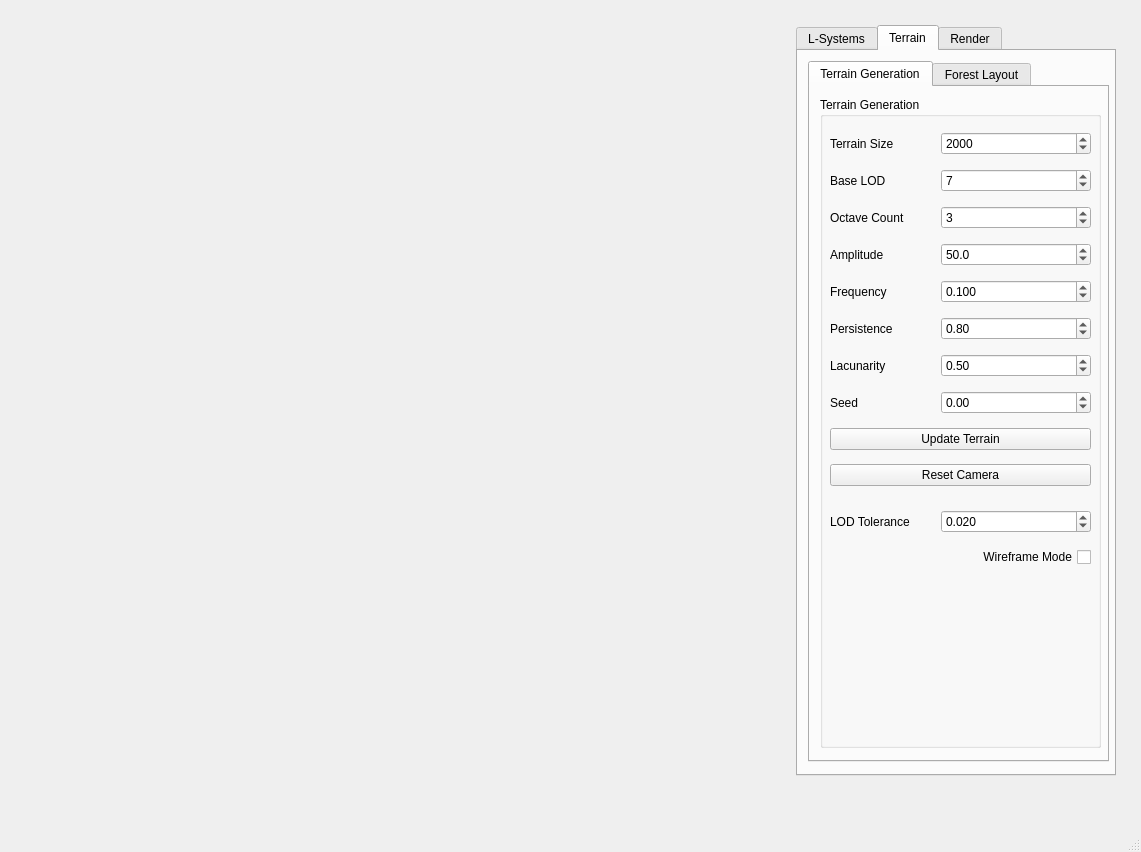
The window that ForestGenerator/ui/MainWindow.ui (BenCarey88/ForestGenerator) describes before a commit, drawn with Qt 5.
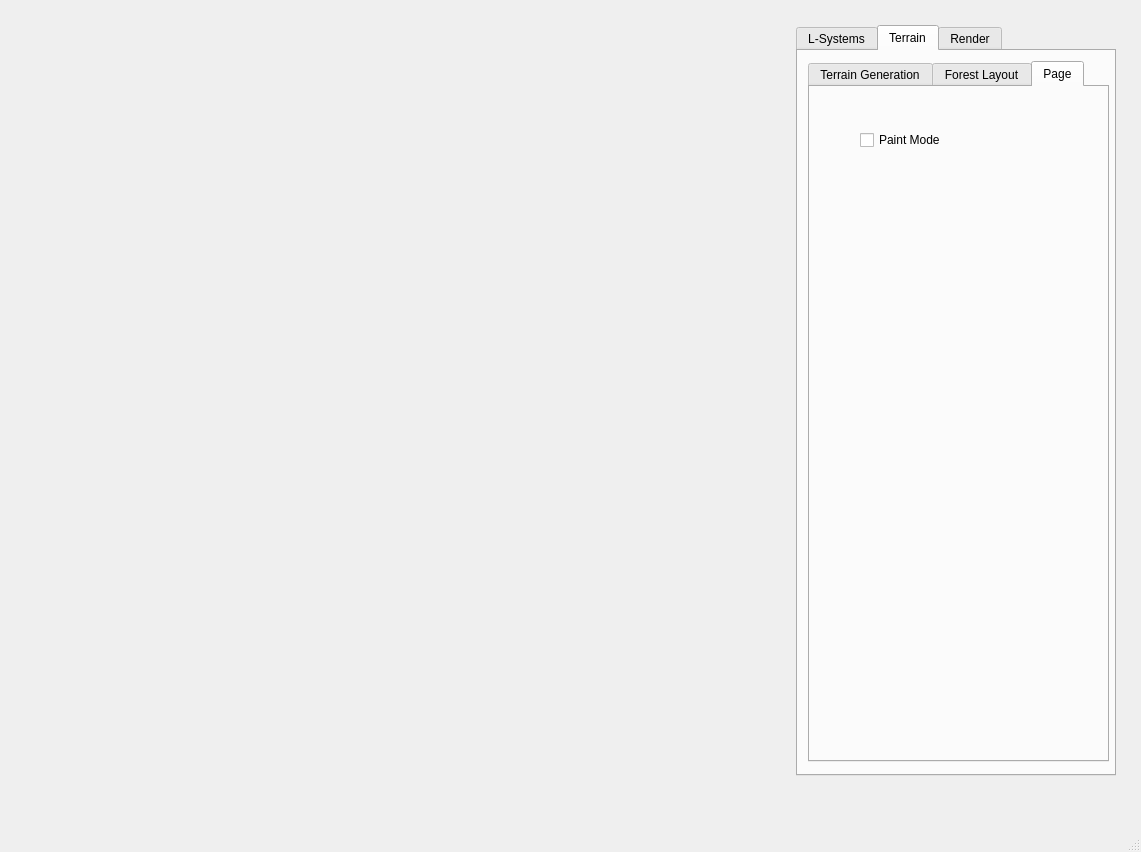
The same window after the commit. The open tabs and pages were chosen to show the change.

Diff of the .ui file:
```diff
--- a/ForestGenerator/ui/MainWindow.ui
+++ b/ForestGenerator/ui/MainWindow.ui
@@ -1279,6 +1279,24 @@
            </property>
           </widget>
          </widget>
+         <widget class="QWidget" name="tab">
+          <attribute name="title">
+           <string>Page</string>
+          </attribute>
+          <widget class="QCheckBox" name="m_paintMode">
+           <property name="geometry">
+            <rect>
+             <x>50</x>
+             <y>40</y>
+             <width>111</width>
+             <height>26</height>
+            </rect>
+           </property>
+           <property name="text">
+            <string>Paint Mode</string>
+           </property>
+          </widget>
+         </widget>
         </widget>
        </widget>
        <widget class="QWidget" name="renderTab">
```
